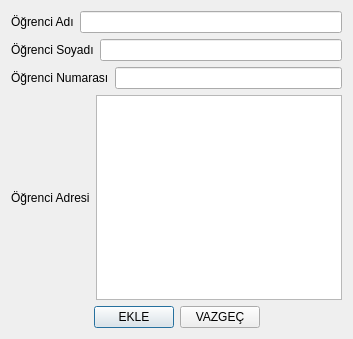
Before: the Qt Designer form Gorsel/formlar/veriGiris/yeniogrencigiris.ui in sadededeoglu/okulprojesi, drawn with Qt 5.
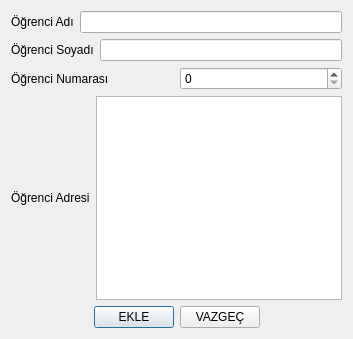
After: the same form once the commit is applied. Icons and pictures are not drawn.

```diff
--- a/Gorsel/formlar/veriGiris/yeniogrencigiris.ui
+++ b/Gorsel/formlar/veriGiris/yeniogrencigiris.ui
@@ -110,7 +110,7 @@
             </widget>
            </item>
            <item>
-            <widget class="QLineEdit" name="lineEdit_OgrenciNumarasi"/>
+            <widget class="QSpinBox" name="spinBox_OgrenciNumarasi"/>
            </item>
           </layout>
          </item>
```
Left out of the diff: 16 changed lines with no effect on the pictures.
